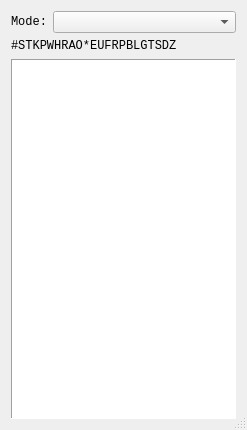
This is plover/gui_qt/paper_tape.ui in openstenoproject/plover as Qt 5 draws it before an edit. The edited form follows.
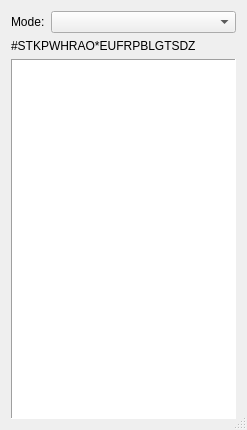
This is the edited form. Icons and pictures are not drawn.

Commit message: Fix missing font family warnings (#1740)

Patch:
```diff
--- a/plover/gui_qt/paper_tape.ui
+++ b/plover/gui_qt/paper_tape.ui
@@ -10,11 +10,6 @@
     <height>430</height>
    </rect>
   </property>
-  <property name="font">
-   <font>
-    <family>Monospace</family>
-   </font>
-  </property>
   <property name="windowTitle">
    <string notr="true"/>
   </property>
```
The commit also changes 9 other files.
